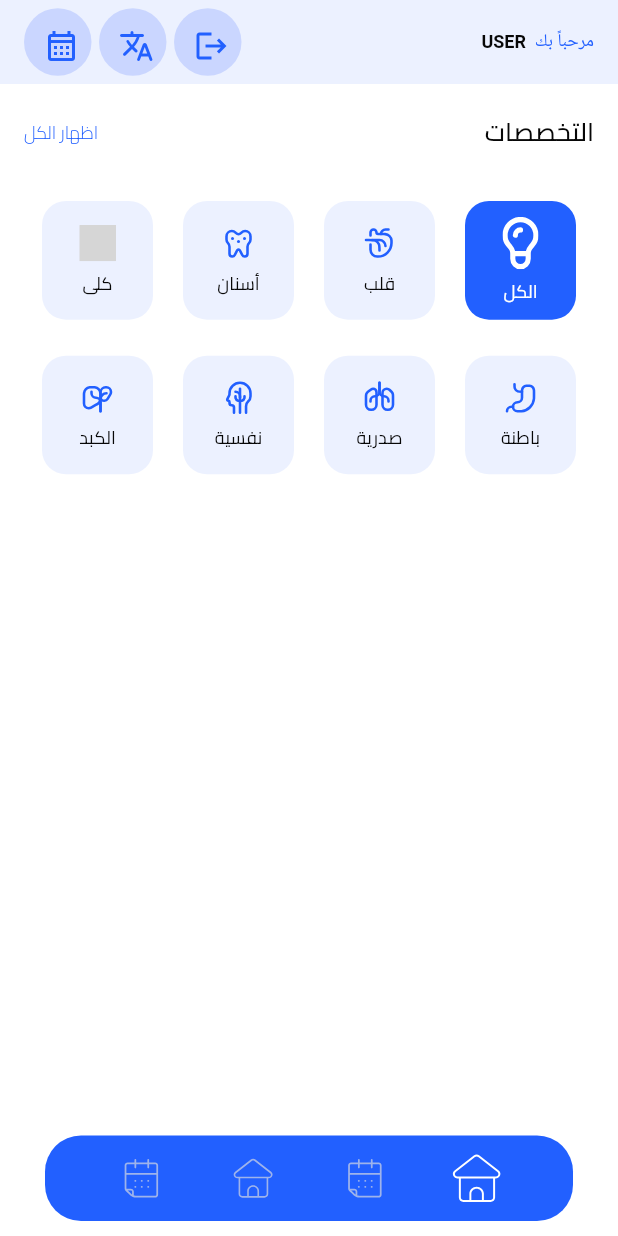
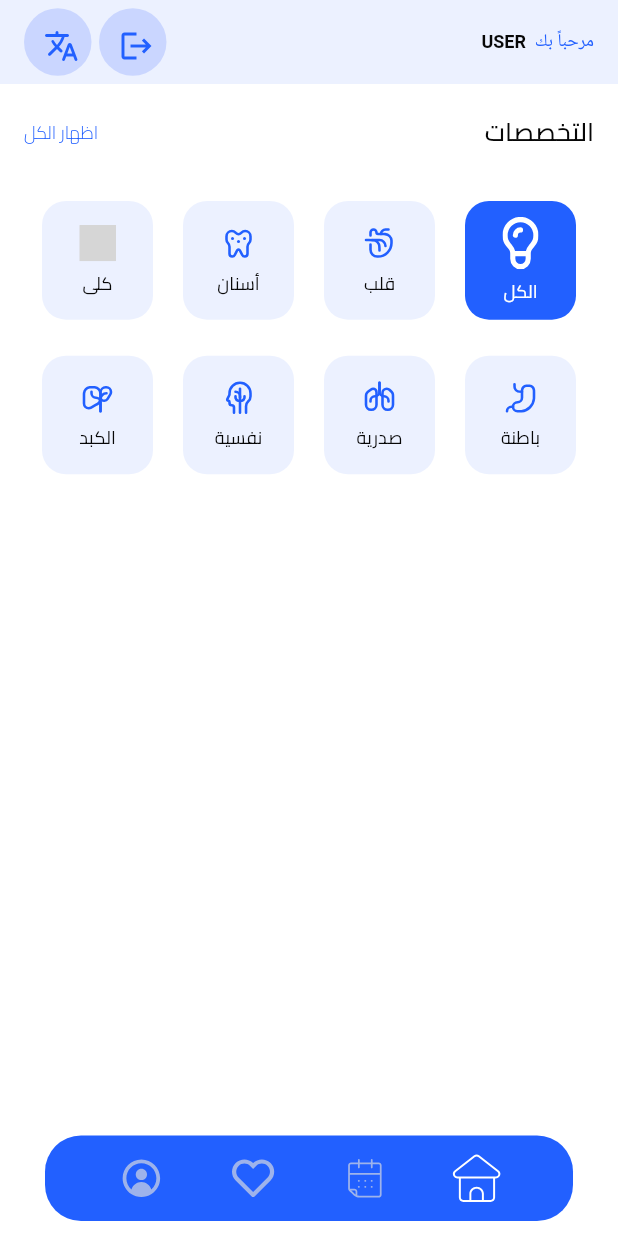
Before and after one commit to HishamElnemr/medi_link, a Flutter app: the PatientMainView screen opened by its route, on a phone screen of 412 x 824 dp. Run offline on Flutter 3.47's test engine with Material 3 defaults, Android fonts, the phone set to English and light mode, and no system bars; our stand-ins replace bloc, cloud_firestore, dartz, equatable, firebase_auth, firebase_core and 5 more; accounts and stored records are empty; grey boxes are pictures that could not be loaded.

Commit message:
edit nav bar

```diff
--- a/lib/core/entities/bottom_nav_bar_entity.dart
+++ b/lib/core/entities/bottom_nav_bar_entity.dart
@@ -1,40 +1,29 @@
-import 'package:flutter/material.dart';
 import 'package:medi_link/core/utils/assets.dart';
-import 'package:medi_link/generated/l10n.dart';
 
 class BottomNavBarEntity {
   final String activeImage;
   final String inActiveImage;
-  final String name;
 
-  BottomNavBarEntity({
-    required this.activeImage,
-    required this.inActiveImage,
-    required this.name,
-  });
+  BottomNavBarEntity({required this.activeImage, required this.inActiveImage});
 }
 
-List<BottomNavBarEntity> bottomNavBarItems(BuildContext context){
+List<BottomNavBarEntity> bottomNavBarItems() {
   return [
     BottomNavBarEntity(
       inActiveImage: Assets.assetsImagesHomeInactiveIcon,
       activeImage: Assets.assetsImagesHomeActive,
-      name: S.of(context).home,
     ),
     BottomNavBarEntity(
       inActiveImage: Assets.assetsImagesBookingInactive,
       activeImage: Assets.assetsImagesBookingIcon,
-      name: S.of(context).bookings,
     ),
     BottomNavBarEntity(
-      inActiveImage: Assets.assetsImagesHomeInactiveIcon,
-      activeImage: Assets.assetsImagesHomeActive,
-      name: S.of(context).home,
+      inActiveImage: Assets.assetsImagesFavInactive,
+      activeImage: Assets.assetsImagesFavActive,
     ),
     BottomNavBarEntity(
-      inActiveImage: Assets.assetsImagesBookingInactive,
-      activeImage: Assets.assetsImagesBookingIcon,
-      name: S.of(context).bookings,
+      inActiveImage: Assets.assetsImagesProfileInctive,
+      activeImage: Assets.assetsImagesProfileActive,
     ),
   ];
 }
--- a/lib/core/utils/assets.dart
+++ b/lib/core/utils/assets.dart
@@ -42,6 +42,14 @@ class Assets {
   /// assets/images/fav.svg
   static const String assetsImagesFav = "assets/images/fav.svg";
 
+  /// Assets for assetsImagesFavActive
+  /// assets/images/fav_active.svg
+  static const String assetsImagesFavActive = "assets/images/fav_active.svg";
+
+  /// Assets for assetsImagesFavInactive
+  /// assets/images/fav_inactive.svg
+  static const String assetsImagesFavInactive = "assets/images/fav_inactive.svg";
+
   /// Assets for assetsImagesGastroenterologists
   /// assets/images/Gastroenterologists.svg
   static const String assetsImagesGastroenterologists = "assets/images/Gastroenterologists.svg";
@@ -74,9 +82,13 @@ class Assets {
   /// assets/images/Neurologists.svg
   static const String assetsImagesNeurologists = "assets/images/Neurologists.svg";
 
-  /// Assets for assetsImagesProfile
-  /// assets/images/profile.svg
-  static const String assetsImagesProfile = "assets/images/profile.svg";
+  /// Assets for assetsImagesProfileActive
+  /// assets/images/profile_active.svg
+  static const String assetsImagesProfileActive = "assets/images/profile_active.svg";
+
+  /// Assets for assetsImagesProfileInctive
+  /// assets/images/profile_inctive.svg
+  static const String assetsImagesProfileInctive = "assets/images/profile_inctive.svg";
 
   /// Assets for assetsImagesPsychiatrists
   /// assets/images/Psychiatrists.svg
--- a/lib/core/widgets/active_item.dart
+++ b/lib/core/widgets/active_item.dart
@@ -2,9 +2,8 @@ import 'package:flutter/material.dart';
 import 'package:flutter_svg/svg.dart';
 
 class ActiveItem extends StatelessWidget {
-  const ActiveItem({super.key, required this.text, required this.image});
+  const ActiveItem({super.key, required this.image});
 
-  final String text;
   final String image;
   @override
   Widget build(BuildContext context) {
--- a/lib/core/widgets/in_active_item.dart
+++ b/lib/core/widgets/in_active_item.dart
@@ -2,9 +2,8 @@ import 'package:flutter/material.dart';
 import 'package:flutter_svg/svg.dart';
 
 class InActiveItem extends StatelessWidget {
-  const InActiveItem({super.key, required this.image, required this.text});
+  const InActiveItem({super.key, required this.image});
   final String image;
-  final String text;
 
   @override
   Widget build(BuildContext context) {
--- a/lib/core/widgets/navigation_bar_item.dart
+++ b/lib/core/widgets/navigation_bar_item.dart
@@ -14,7 +14,7 @@ class NavigationBarItem extends StatelessWidget {
   @override
   Widget build(BuildContext context) {
     return isSelected
-        ? ActiveItem(text: item.name, image: item.activeImage)
-        : InActiveItem(image: item.inActiveImage, text: item.name);
+        ? ActiveItem( image: item.activeImage)
+        : InActiveItem(image: item.inActiveImage,);
   }
 }
--- a/lib/features/home/presentation/views/patient_view/widgets/buttom_nav_bar_items_container.dart
+++ b/lib/features/home/presentation/views/patient_view/widgets/buttom_nav_bar_items_container.dart
@@ -26,7 +26,7 @@ class BottomNavBarItemsContainer extends StatelessWidget {
           child: Row(
             mainAxisAlignment: MainAxisAlignment.spaceBetween,
             crossAxisAlignment: CrossAxisAlignment.center,
-            children: bottomNavBarItems(context).asMap().entries.map((e) {
+            children: bottomNavBarItems().asMap().entries.map((e) {
               var index = e.key;
               var entity = e.value;
               return Expanded(
--- a/lib/features/home/presentation/views/patient_view/widgets/custom_buttom_nav_bar.dart
+++ b/lib/features/home/presentation/views/patient_view/widgets/custom_buttom_nav_bar.dart
@@ -14,7 +14,7 @@ class CustomButtomNavBar extends StatelessWidget {
   Widget build(BuildContext context) {
     return Container(
       width: double.infinity,
-      height: 77 + MediaQuery.of(context).padding.bottom,
+      height: 77,
       decoration: const BoxDecoration(color: AppColors.white),
       child: Padding(
         padding: const EdgeInsets.symmetric(horizontal: 30, vertical: 10),
--- a/lib/features/home/presentation/views/patient_view/widgets/patient_home_app_bar.dart
+++ b/lib/features/home/presentation/views/patient_view/widgets/patient_home_app_bar.dart
@@ -63,7 +63,6 @@ class PatientHomeAppBar extends StatelessWidget implements PreferredSizeWidget {
               ),
               overflow: TextOverflow.ellipsis,
               maxLines: 1,
-
             ),
           ),
           const Spacer(),
@@ -102,13 +101,6 @@ class PatientHomeAppBar extends StatelessWidget implements PreferredSizeWidget {
             },
             icon: Icons.translate_rounded,
           ),
-          const SizedBox(width: 5),
-          AppBarIconButton(
-            onPressed: () {
-              Navigator.pushNamed(context, RoutesName.patientBooking);
-            },
-            icon: Icons.calendar_month_outlined,
-          ),
         ],
       ),
     );
```
Also changed, not shown: assets/images/fav_active.svg (added), assets/images/fav_inactive.svg (added), assets/images/profile.svg (deleted), assets/images/profile_active.svg (added), assets/images/profile_inctive.svg (added).
